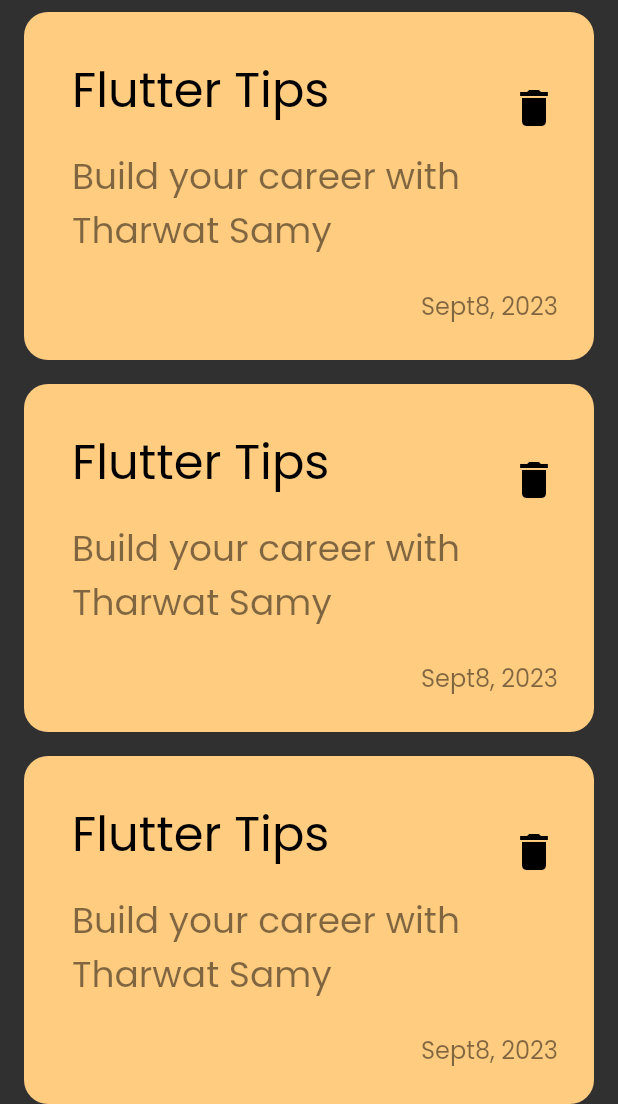
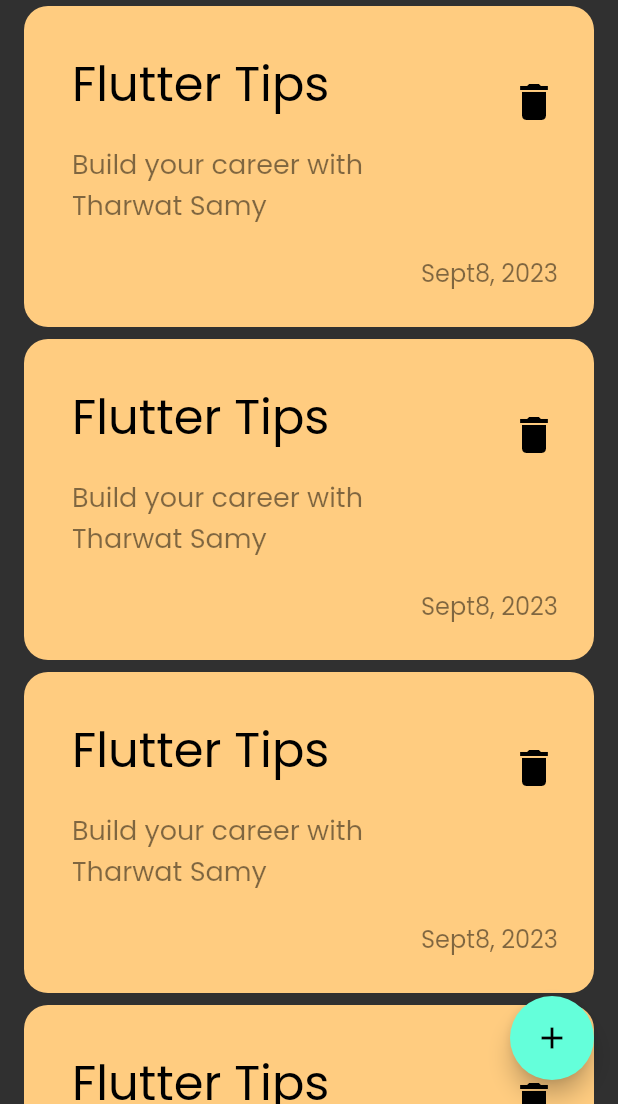
Before and after one commit to Fadysameh2020/notes_app, a Flutter app: the screen it shows after launch, on a phone screen of 412 x 824 dp, the part 132-1236 px from its top. Run offline on Flutter 3.47's test engine with Material 2 defaults, Android fonts, the phone set to English and light mode, and no system bars.

Commit message:
add floating action button

```diff
--- a/lib/views/notes_page.dart
+++ b/lib/views/notes_page.dart
@@ -7,8 +7,12 @@ class NotesPage extends StatelessWidget {
   static String id = 'Notes Page';
   @override
   Widget build(BuildContext context) {
-    return const Scaffold(
-      body: Padding(
+    return Scaffold(
+      floatingActionButton: FloatingActionButton(
+        child: const Icon(Icons.add),
+        onPressed: () {},
+      ),
+      body: const Padding(
         padding: EdgeInsets.symmetric(horizontal: 16),
         child: Column(
           children: [
--- a/lib/views/widgets/notes_list_view.dart
+++ b/lib/views/widgets/notes_list_view.dart
@@ -1,5 +1,4 @@
 import 'package:flutter/material.dart';
-
 import 'notes_view_body.dart';
 
 class NotesListView extends StatelessWidget {
@@ -10,7 +9,7 @@ class NotesListView extends StatelessWidget {
     return ListView.builder(
       itemCount: 4,
       itemBuilder: (context, index) => const Padding(
-        padding: EdgeInsets.symmetric(vertical: 8),
+        padding: EdgeInsets.symmetric(vertical: 4),
         child: NotesViewBody(),
       ),
     );
--- a/lib/views/widgets/notes_view_body.dart
+++ b/lib/views/widgets/notes_view_body.dart
@@ -32,7 +32,7 @@ class NotesViewBody extends StatelessWidget {
                 'Build your career with Tharwat Samy',
                 style: TextStyle(
                   color: Colors.black.withOpacity(0.5),
-                  fontSize: 24,
+                  fontSize: 18,
                 ),
               ),
             ),
```
